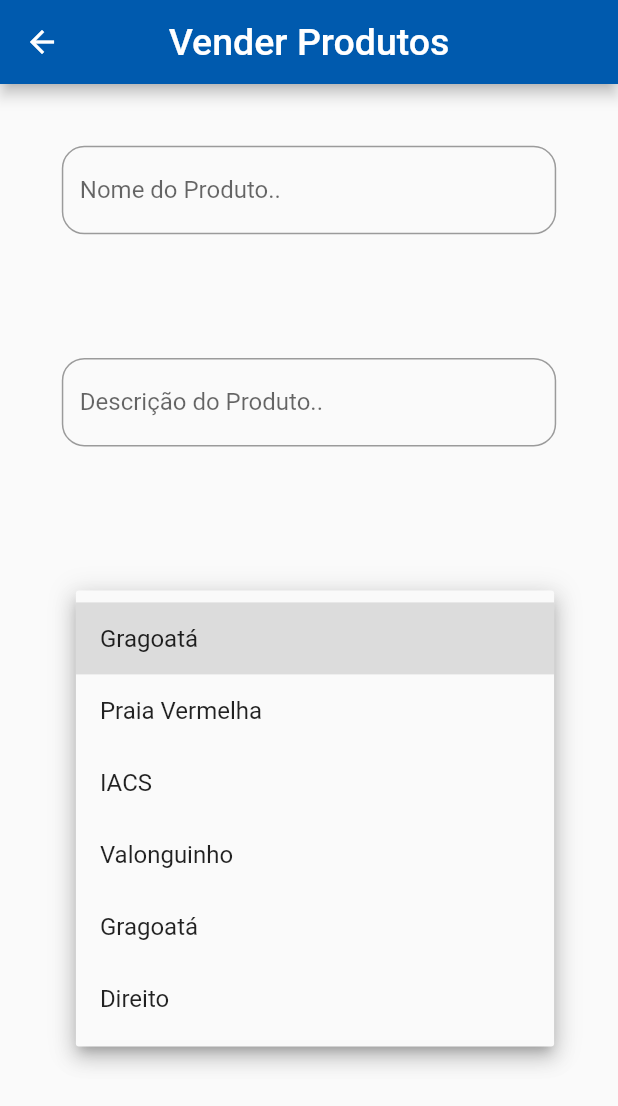
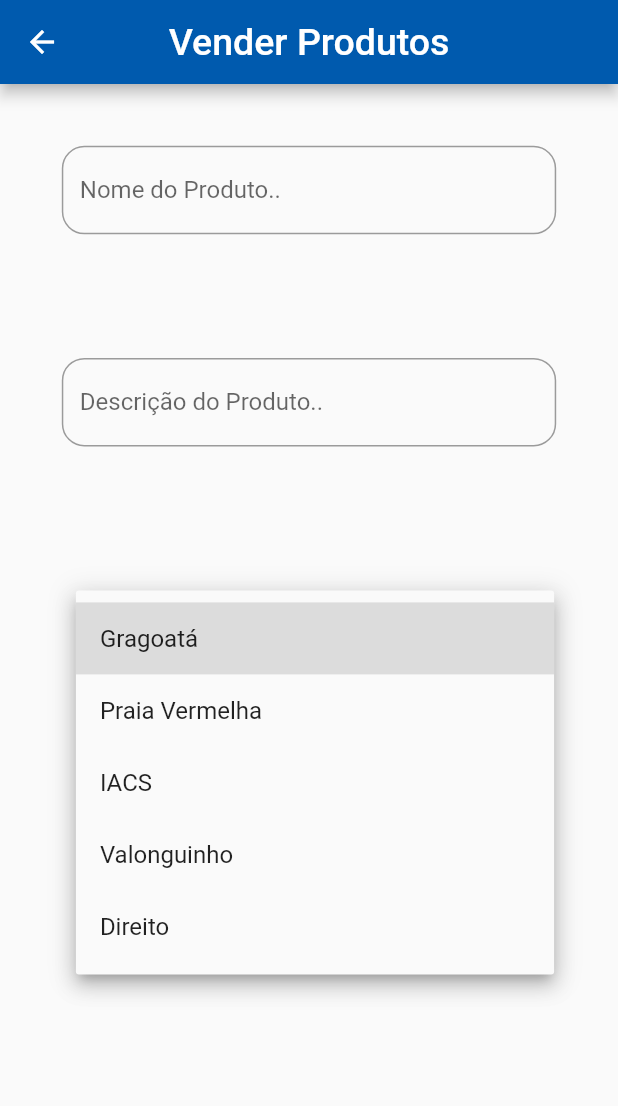
Before and after one commit to Bardasson14/UFFMarket, a Flutter app: the SellProduct screen opened directly, after a tap on "Escolha o local de venda do produto", on a phone screen of 412 x 824 dp. Shown: the top 1106 px of the screen. Run offline on Flutter 3.47's test engine with Material 2 defaults, Android fonts, the phone set to English and light mode, and no system bars; our stand-ins replace cloud_firestore, firebase_auth, google_sign_in, rxdart; accounts and stored records are empty; Roboto replaces fonts that are missing (Quicksand).

Commit message:
Dropdown corrigido

```diff
--- a/uff_market/lib/products.dart
+++ b/uff_market/lib/products.dart
@@ -1,6 +1,7 @@
 import 'package:flutter/material.dart';
 
 Color uffBlue = const Color(0xff005AAE);
+String dropdownValue;
 
 class Product {
   String productID;
@@ -77,7 +78,7 @@ class SellProductState extends State<SellProduct>{
   Widget build(BuildContext context) {
     var width = MediaQuery.of(context).size.width * 0.4;
     var height = MediaQuery.of(context).size.height * 0.15;
-    String dropdownValue;
+
 
     return Scaffold(
       appBar: AppBar(
@@ -145,7 +146,7 @@ class SellProductState extends State<SellProduct>{
                           });
                         },
                         items: <String>['Gragoatá', 'Praia Vermelha', 'IACS', 'Valonguinho',
-                          'Gragoatá', 'Direito'].map<DropdownMenuItem<String>>((String value){
+                          'Direito'].map<DropdownMenuItem<String>>((String value){
                             return DropdownMenuItem<String>(
                               value: value,
                               child: Text(value),
```
